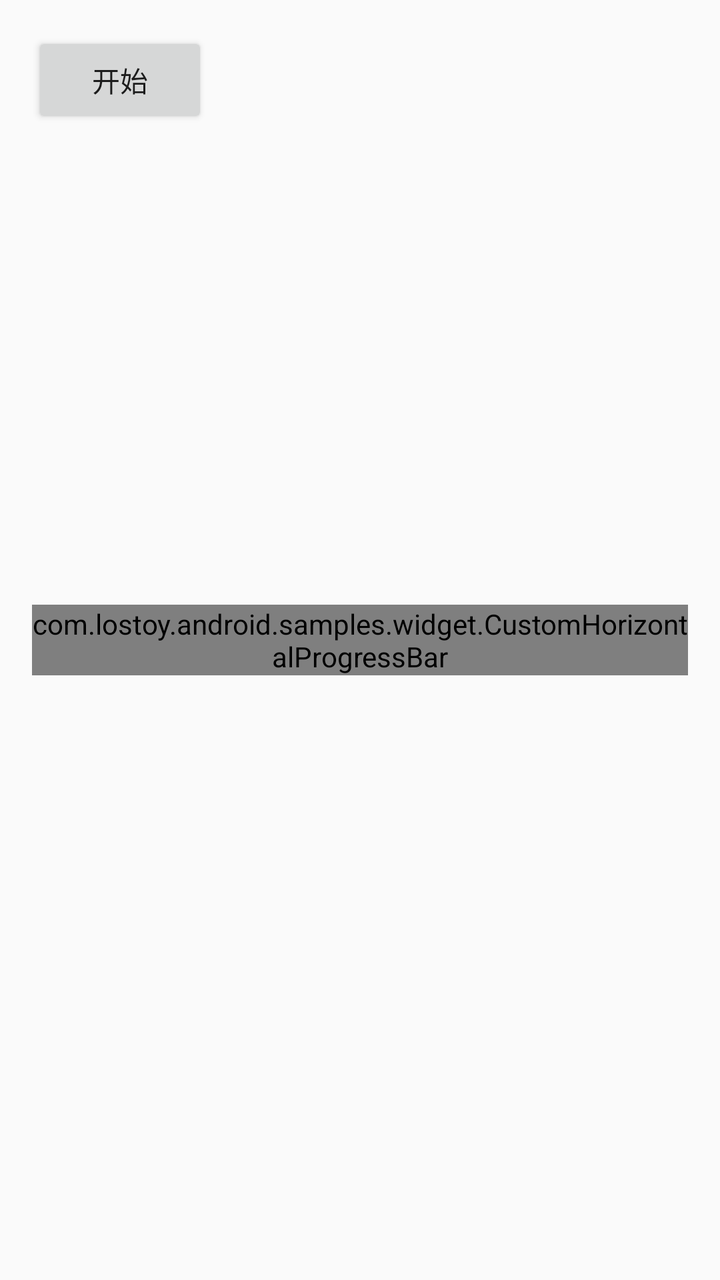
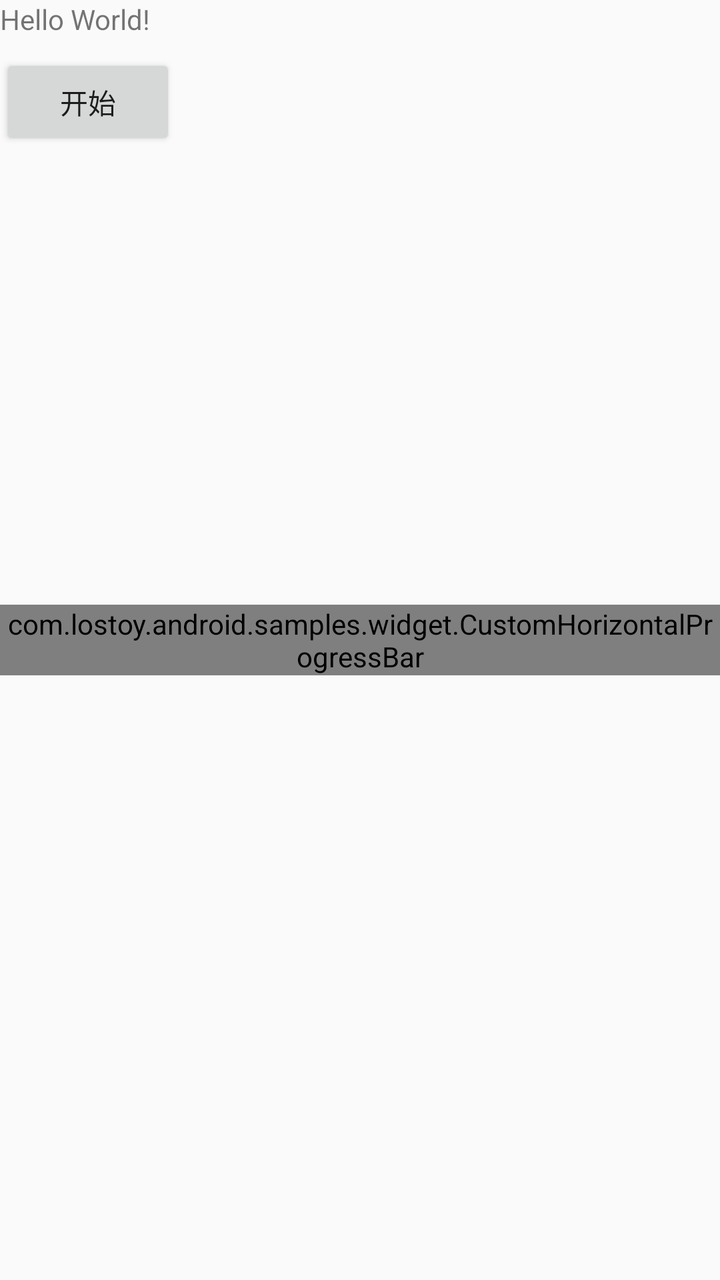

The first picture is an Android layout as it rendered before a commit; the second is the same layout after the commit. The layout source and the unified diff follow.
<!-- AndroidManifest.xml: application theme AppTheme -->
<!-- res/layout/fragment_progressbar.xml -->
<?xml version="1.0" encoding="utf-8"?>
<RelativeLayout xmlns:android="http://schemas.android.com/apk/res/android"
    android:layout_width="match_parent"
    android:layout_height="match_parent"
    android:padding="16dp">

    <Button
        android:id="@+id/startButton"
        android:layout_width="wrap_content"
        android:layout_height="wrap_content"
        android:text="@string/sample_progress_start" />

    <com.lostoy.android.samples.widget.CustomHorizontalProgressBar
        android:id="@+id/progressBar"
        android:layout_width="match_parent"
        android:layout_height="wrap_content"
        android:layout_centerVertical="true" />
</RelativeLayout>
<!-- resources referenced by this layout -->
<resources>
  <string name="sample_progress_start">开始</string>
  <style name="AppTheme" parent="Theme.AppCompat.Light.DarkActionBar">
          
          <item name="colorPrimary">@color/colorPrimary</item>
          <item name="colorPrimaryDark">@color/colorPrimaryDark</item>
          <item name="colorAccent">@color/colorAccent</item>
      </style>
  <color name="colorPrimary">#3F51B5</color>
  <color name="colorPrimaryDark">#303F9F</color>
  <color name="colorAccent">#FF4081</color>
</resources>

<!-- the commit's change to res/layout/fragment_progressbar.xml (unified diff, before → after) -->
@@ -1,18 +1,29 @@
 <?xml version="1.0" encoding="utf-8"?>
-<RelativeLayout xmlns:android="http://schemas.android.com/apk/res/android"
+<RelativeLayout
+    xmlns:android="http://schemas.android.com/apk/res/android"
     android:layout_width="match_parent"
-    android:layout_height="match_parent"
-    android:padding="16dp">
+    android:layout_height="match_parent">
+
+    <TextView
+        android:id="@+id/sample_text"
+        android:layout_width="wrap_content"
+        android:layout_height="wrap_content"
+        android:text="Hello World!" />
 
     <Button
         android:id="@+id/startButton"
         android:layout_width="wrap_content"
         android:layout_height="wrap_content"
-        android:text="@string/sample_progress_start" />
+        android:layout_marginTop="8dp"
+        android:focusable="true"
+        android:layout_below="@+id/sample_text"
+        android:text="开始">
+        <requestFocus/>
+    </Button>
 
     <com.lostoy.android.samples.widget.CustomHorizontalProgressBar
         android:id="@+id/progressBar"
-        android:layout_width="match_parent"
+        android:layout_width="wrap_content"
         android:layout_height="wrap_content"
-        android:layout_centerVertical="true" />
+        android:layout_centerInParent="true"/>
 </RelativeLayout>
<!-- resource entries referenced after the edit -->
@@ -1,6 +1,5 @@
 <!-- resources referenced by this layout -->
 <resources>
-  <string name="sample_progress_start">开始</string>
   <style name="AppTheme" parent="Theme.AppCompat.Light.DarkActionBar">
           
           <item name="colorPrimary">@color/colorPrimary</item>
